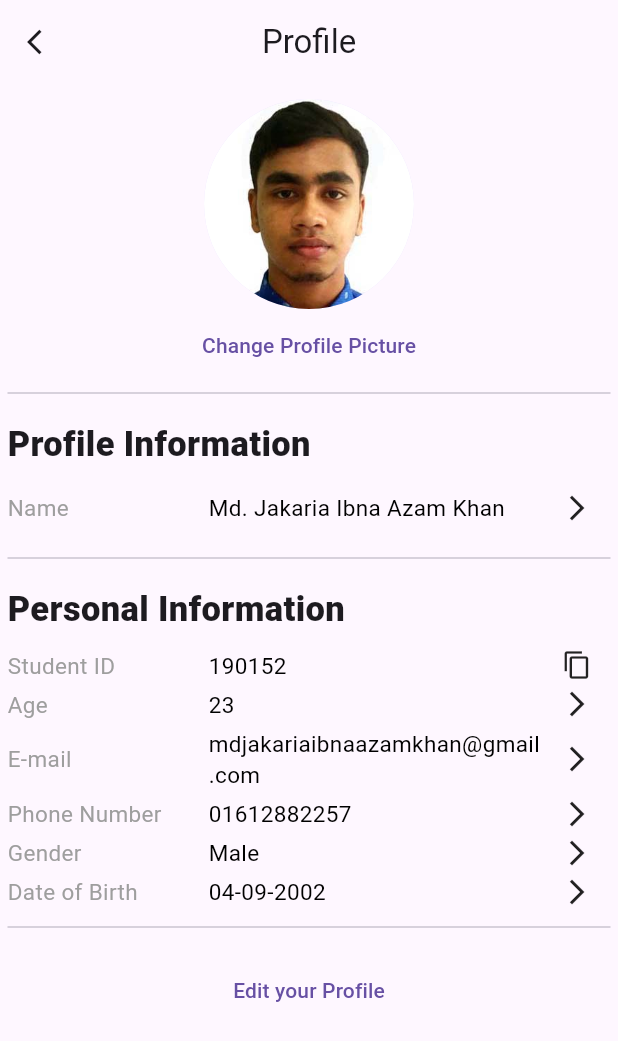
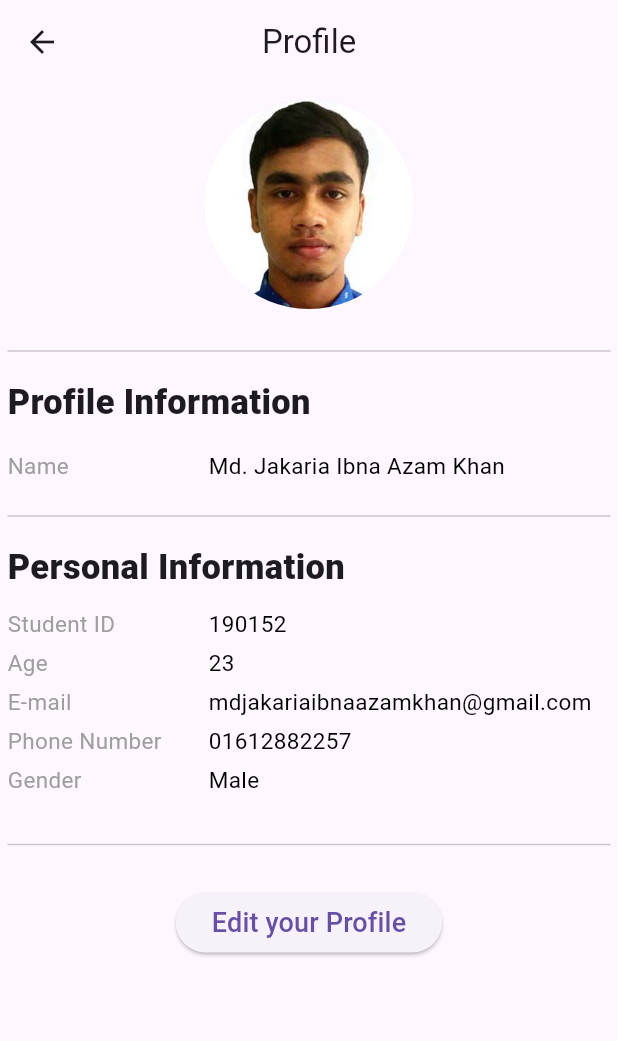
Before and after one commit to JakariaKhan-CSE/JUST-Medical-Center-Automation, a Flutter app: the PatientProfile screen opened directly, on a phone screen of 412 x 824 dp. Shown: the top 1041 px of the screen. Run offline on Flutter 3.47's test engine with Material 3 defaults, Android fonts, the phone set to English and light mode, and no system bars; our stand-ins replace firebase_auth, firebase_core, get; accounts and stored records are empty.

Commit message:
added required all dependencies and update patient profile screen and also update prescription page.

```diff
--- a/lib/screen/patient/patient_home.dart
+++ b/lib/screen/patient/patient_home.dart
@@ -13,6 +13,7 @@ class PatientHome extends StatelessWidget {
   Widget build(BuildContext context) {
     return Scaffold(
       appBar: AppBar(
+
         actions: const [
           Padding(
             padding: EdgeInsets.only(right: 10),
--- a/lib/screen/patient/patient_profile.dart
+++ b/lib/screen/patient/patient_profile.dart
@@ -1,26 +1,29 @@
 import 'package:flutter/material.dart';
-import 'package:get/get.dart';
 import 'package:just_medical_center_automation/screen/patient/widget/patient/profile/patient_profile_row.dart';
+import 'package:provider/provider.dart';
+
+import '../../controller/patientController/indexChange.dart';
 
 class PatientProfile extends StatelessWidget {
   const PatientProfile({super.key});
 
   @override
   Widget build(BuildContext context) {
+    final indexChange = Provider.of<IndexChange>(context,listen: true);
     return Scaffold(
       // backgroundColor:Colors.grey,
       appBar: AppBar(
         title: const Text('Profile'),
         centerTitle: true,
-        leading: IconButton(
-          onPressed: () {
-            Get.back();
-          },
-          icon: const Icon(
-            Icons.arrow_back_ios,
-            size: 20,
-          ),
-        ),
+        // leading: IconButton(
+        //   onPressed: () {
+        //     Get.back();
+        //   },
+        //   icon: const Icon(
+        //     Icons.arrow_back_ios,
+        //     size: 20,
+        //   ),
+        // ),
       ),
       body: SingleChildScrollView(
         padding: const EdgeInsets.symmetric(horizontal: 5, vertical: 10),
@@ -33,9 +36,13 @@ class PatientProfile extends StatelessWidget {
                 backgroundImage: AssetImage('images/jakaria.jpg'),
               ),
             ),
-            Center(
-                child: TextButton(
-                    onPressed: () {}, child: const Text('Change Profile Picture'))),
+            // Center(
+            //     child: TextButton(
+            //         onPressed: () {}, child: const Text('Change Profile Picture'))
+            // ),
+            const SizedBox(
+              height: 20,
+            ),
             const Divider(),
             const SizedBox(
               height: 10,
@@ -62,18 +69,24 @@ class PatientProfile extends StatelessWidget {
             const SizedBox(
               height: 10,
             ),
-            PatientProfileRow(leading: 'Student ID', title: '190152',icon: Icons.copy,),
+            PatientProfileRow(leading: 'Student ID', title: '190152'),
             PatientProfileRow(leading: 'Age', title: '23',),
             PatientProfileRow(leading: 'E-mail', title: 'mdjakariaibnaazamkhan@gmail.com',),
             PatientProfileRow(leading: 'Phone Number', title: '01612882257',),
             PatientProfileRow(leading: 'Gender', title: 'Male',),
-            PatientProfileRow(leading: 'Date of Birth', title: '04-09-2002',),
-
+           // PatientProfileRow(leading: 'Date of Birth', title: '04-09-2002',),
+            const SizedBox(
+              height: 20,
+            ),
             const Divider(),
             const SizedBox(
-              height: 10,
+              height: 20,
             ),
-            Center(child: TextButton(onPressed: () {}, child: const Text('Edit your Profile'))),
+            Center(child: ElevatedButton(onPressed: () {
+              // update profile page show on body
+              indexChange.ChangeIndexValue(6);
+            },
+                child: const Text('Edit your Profile',style: TextStyle(fontSize: 18),))),
             const SizedBox(
               height: 10,
             ),
--- a/lib/screen/patient/widget/patient/profile/patient_profile_row.dart
+++ b/lib/screen/patient/widget/patient/profile/patient_profile_row.dart
@@ -4,9 +4,9 @@ import 'package:flutter/material.dart';
 class PatientProfileRow extends StatelessWidget {
   final String leading;
   final String title;
-  IconData? icon;
+
   PatientProfileRow({
-    super.key, required this.leading, required this.title,this.icon
+    super.key, required this.leading, required this.title,
   });
 
   @override
@@ -22,14 +22,10 @@ class PatientProfileRow extends StatelessWidget {
                 style: const TextStyle(fontSize: 15, color: Colors.grey),
               )),
           Expanded(
-              flex: 5,
+              flex: 6,
               child: Text(title,
                   style: const TextStyle(fontSize: 15, color: Colors.black))),
-          Expanded(
-              child: Icon(
-            icon??Icons.arrow_forward_ios, // aitar value na dile(null hole) aita nibe
-            size: 20,
-          ))
+
         ],
       ),
     );
--- a/lib/widget/common/prescription_right_side.dart
+++ b/lib/widget/common/prescription_right_side.dart
@@ -21,7 +21,10 @@ class prescription_right_side extends StatelessWidget {
           // SizedBox(
           //   height: 10,
           // ),
-          ListView.builder(shrinkWrap: true,itemCount: MedicineData.data.length,itemBuilder: (context, index) {
+          ListView.builder(shrinkWrap: true,
+            itemCount: MedicineData.data.length,
+            physics: ScrollPhysics(), // use so that scroll medicine
+            itemBuilder: (context, index) {
             Map<String,dynamic> oneData = MedicineData.data[index];
 
               return Column(
```
Also changed, not shown: lib/screen/common/about_developer.dart (added, +52 -0 lines), lib/screen/common/prescriptiondesign.dart (+6 -2 lines), lib/screen/patient/PatientPrescription.dart (+8 -2 lines), lib/screen/patient/patient_screen.dart (+10 -3 lines), lib/screen/patient/update profile.dart (added, +44 -0 lines), pubspec.yaml (+11 -4 lines), images/jakaria_l.jpg (added), images/logo.png (added), pubspec.lock, 5 other files.
